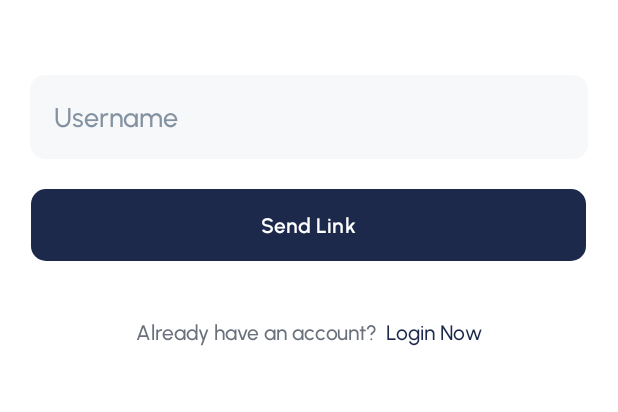
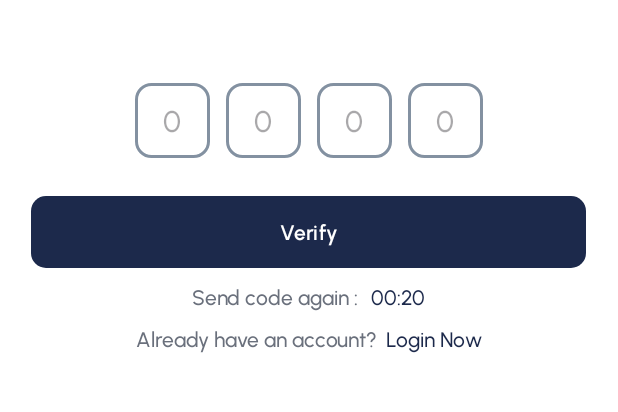
Before and after one commit to destinatik-team/destinatik-mobile, an Android app: the VerifyActivity screen opened directly, with no data from a screen before it, on a phone screen of 412 x 824 dp, the part 287-699 px from its top. Run offline under Robolectric (Android 15) with nearby library versions, the phone set to English and light mode, and no system bars.

Commit message:
relayoutin layout and creatin bottomnavigation bar

```diff
--- a/app/src/main/java/com/dicoding/destinatik/VerifyActivity.kt
+++ b/app/src/main/java/com/dicoding/destinatik/VerifyActivity.kt
@@ -1,5 +1,6 @@
 package com.dicoding.destinatik
 
+import android.content.Intent
 import android.os.Bundle
 import androidx.activity.enableEdgeToEdge
 import androidx.appcompat.app.AppCompatActivity
@@ -22,5 +23,20 @@ class VerifyActivity : AppCompatActivity() {
             v.setPadding(systemBars.left, systemBars.top, systemBars.right, systemBars.bottom)
             insets
         }
+
+        binding.apply {
+            ivBackRegiser.setOnClickListener{
+                val intent = Intent(this@VerifyActivity, LoginActivity::class.java)
+                startActivity(intent)
+            }
+            tvLogin.setOnClickListener {
+                val intent = Intent(this@VerifyActivity, LoginActivity::class.java)
+                startActivity(intent)
+            }
+            RBtnVerify.setOnClickListener {
+                val intent = Intent(this@VerifyActivity, ResetActivity::class.java)
+                startActivity(intent)
+            }
+        }
     }
 }
--- /dev/null
+++ b/app/src/main/res/drawable/button_shape_input.xml
@@ -0,0 +1,9 @@
+<?xml version="1.0" encoding="utf-8"?>
+<shape xmlns:android="http://schemas.android.com/apk/res/android"
+    android:shape="rectangle">
+    <solid android:color="@color/white"/>
+    <corners android:radius="10dp"/>
+    <stroke
+        android:width="2dp"
+        android:color="@color/GrayDark"/>
+</shape>
--- a/app/src/main/res/layout/activity_verify.xml
+++ b/app/src/main/res/layout/activity_verify.xml
@@ -1,4 +1,3 @@
-<?xml version="1.0" encoding="utf-8"?>
 <RelativeLayout xmlns:android="http://schemas.android.com/apk/res/android"
     xmlns:app="http://schemas.android.com/apk/res-auto"
     xmlns:tools="http://schemas.android.com/tools"
@@ -12,8 +11,9 @@
         android:id="@+id/ivBackRegiser"
         android:layout_width="55dp"
         android:layout_height="55dp"
-        android:layout_marginLeft="23dp"
+        android:layout_marginStart="23dp"
         android:layout_marginTop="50dp"
+        android:contentDescription="@string/image"
         android:src="@drawable/back" />
 
     <TextView
@@ -28,7 +28,7 @@
 
     <TextView
         android:id="@+id/tvDesc"
-        android:layout_width="match_parent"
+        android:layout_width="wrap_content"
         android:layout_height="wrap_content"
         android:layout_below="@id/R_txt_register"
         android:layout_marginStart="25dp"
@@ -42,7 +42,7 @@
         android:layout_width="wrap_content"
         android:layout_height="wrap_content"
         android:layout_below="@id/R_txt_register"
-        android:layout_marginStart="-232dp"
+        android:layout_marginStart="7dp"
         android:layout_marginTop="10dp"
         android:layout_toEndOf="@id/tvDesc"
         android:fontFamily="@font/urbanistbold"
@@ -50,42 +50,118 @@
         android:textSize="16sp" />
 
     <LinearLayout
-        android:id="@+id/layout_login"
+        android:id="@+id/layout_code_input"
         android:layout_width="match_parent"
         android:layout_height="wrap_content"
         android:layout_below="@+id/tvDesc"
         android:layout_marginTop="30dp"
-        android:orientation="vertical"
-        android:padding="20dp">
+        android:orientation="horizontal"
+        android:padding="20dp"
+        android:gravity="center">
 
         <EditText
-            android:id="@+id/R_username"
-            android:layout_width="match_parent"
-            android:layout_height="56dp"
-            android:background="@drawable/button_shape"
-            android:backgroundTint="@color/Gray"
-            android:fontFamily="@font/urbanistmedium"
-            android:hint="Username"
-            android:padding="16dp"
-            android:textColorHint="@color/GrayDark" />
+            android:id="@+id/et_digit_1"
+            android:layout_width="50dp"
+            android:layout_height="50dp"
+            android:layout_margin="5dp"
+            android:hint="@string/_0"
+            android:autofillHints="0"
+            android:background="@drawable/button_shape_input"
+            android:gravity="center"
+            android:inputType="number"
+            android:maxLength="1"
+            android:textSize="20sp"
+            android:fontFamily="@font/urbanistmedium" />
+
+        <EditText
+            android:id="@+id/et_digit_2"
+            android:layout_width="50dp"
+            android:layout_height="50dp"
+            android:hint="@string/_0"
+            android:layout_margin="5dp"
+            android:autofillHints="0"
+            android:background="@drawable/button_shape_input"
+            android:gravity="center"
+            android:inputType="number"
+            android:maxLength="1"
+            android:textSize="20sp"
+            android:fontFamily="@font/urbanistmedium" />
+
+        <EditText
+            android:id="@+id/et_digit_3"
+            android:layout_width="50dp"
+            android:layout_height="50dp"
+            android:hint="@string/_0"
+            android:layout_margin="5dp"
+            android:autofillHints="0"
+            android:background="@drawable/button_shape_input"
+            android:gravity="center"
+            android:inputType="number"
+            android:maxLength="1"
+            android:textSize="20sp"
+            android:fontFamily="@font/urbanistmedium" />
+
+        <EditText
+            android:id="@+id/et_digit_4"
+            android:layout_width="50dp"
+            android:layout_height="50dp"
+            android:layout_margin="5dp"
+            android:hint="@string/_0"
+            android:autofillHints="0"
+            android:background="@drawable/button_shape_input"
+            android:gravity="center"
+            android:inputType="number"
+            android:maxLength="1"
+            android:textSize="20sp"
+            android:fontFamily="@font/urbanistmedium" />
     </LinearLayout>
 
     <Button
-        android:id="@+id/R_btn_register"
+        android:id="@+id/R_btn_verify"
         android:layout_width="wrap_content"
         android:layout_height="wrap_content"
-        android:layout_below="@id/layout_login"
+        android:layout_below="@+id/layout_code_input"
         android:layout_centerHorizontal="true"
         android:width="370dp"
         android:height="40dp"
         android:background="@drawable/button_shape"
         android:fontFamily="@font/urbanistsemibold"
-        android:text="@string/send_link" />
+        android:text="@string/verify" />
+
+    <RelativeLayout
+        android:id="@+id/layout_resend_code"
+        android:layout_width="wrap_content"
+        android:layout_height="wrap_content"
+        android:layout_below="@+id/R_btn_verify"
+        android:layout_centerHorizontal="true"
+        android:layout_marginTop="10dp">
+
+        <TextView
+            android:id="@+id/tv_resend_code"
+            android:layout_width="wrap_content"
+            android:layout_height="wrap_content"
+            android:fontFamily="@font/urbanistmedium"
+            android:text="@string/send_code_again"
+            android:textColor="@color/GrayMediumDark"
+            android:textSize="14sp" />
+
+        <TextView
+            android:id="@+id/tv_timer"
+            android:layout_width="wrap_content"
+            android:layout_height="wrap_content"
+            android:layout_marginStart="5dp"
+            android:layout_toEndOf="@id/tv_resend_code"
+            android:fontFamily="@font/urbanistmedium"
+            android:text="@string/times"
+            android:textColor="@color/colorPrimary"
+            android:textSize="14sp" />
+
+    </RelativeLayout>
 
     <RelativeLayout
         android:layout_width="wrap_content"
         android:layout_height="wrap_content"
-        android:layout_below="@id/R_btn_register"
+        android:layout_below="@id/R_btn_verify"
         android:layout_centerHorizontal="true"
         android:layout_marginTop="38dp">
 
--- a/app/src/main/res/values-night/strings.xml
+++ b/app/src/main/res/values-night/strings.xml
@@ -19,4 +19,14 @@
     <string name="please_check_your_email">Please check your email</string>
     <string name="we_ve_sent_a_code_to">We’ve sent a code to</string>
     <string name="destinatik04_gmail_com">destinatik04@gmail.com</string>
+    <string name="send_code_again">"Send code again : "</string>
+    <string name="image">Image</string>
+    <string name="times">00:20</string>
+    <string name="_0">0</string>
+    <string name="verify">Verify</string>
+    <string name="home">Home</string>
+    <string name="shop">Shop</string>
+    <string name="favorite">Favorite</string>
+    <string name="notifications">Notification</string>
+    <string name="profile">Profile</string>
 </resources>
--- a/app/src/main/res/values/strings.xml
+++ b/app/src/main/res/values/strings.xml
@@ -21,4 +21,14 @@
     <string name="please_check_your_email">Please check your email</string>
     <string name="we_ve_sent_a_code_to">We’ve sent a code to</string>
     <string name="destinatik04_gmail_com">destinatik04@gmail.com</string>
+    <string name="send_code_again">"Send code again : "</string>
+    <string name="image">Image</string>
+    <string name="times">00:20</string>
+    <string name="_0">0</string>
+    <string name="verify">Verify</string>
+    <string name="home">Home</string>
+    <string name="shop">Shop</string>
+    <string name="favorite">Favorite</string>
+    <string name="notifications">Notification</string>
+    <string name="profile">Profile</string>
 </resources>
```
Also changed, not shown: app/src/main/res/drawable/ic_favorite.xml (added, +13 -0 lines), app/src/main/res/drawable/ic_home.xml (added, +14 -0 lines), app/src/main/res/drawable/ic_notification.xml (added, +9 -0 lines), app/src/main/res/drawable/ic_profile.xml (added, +14 -0 lines), app/src/main/res/drawable/ic_shop.xml (added, +12 -0 lines), app/src/main/res/layout/activity_main.xml (+16 -5 lines), app/src/main/res/menu/bottom_menu.xml (added, +28 -0 lines).
